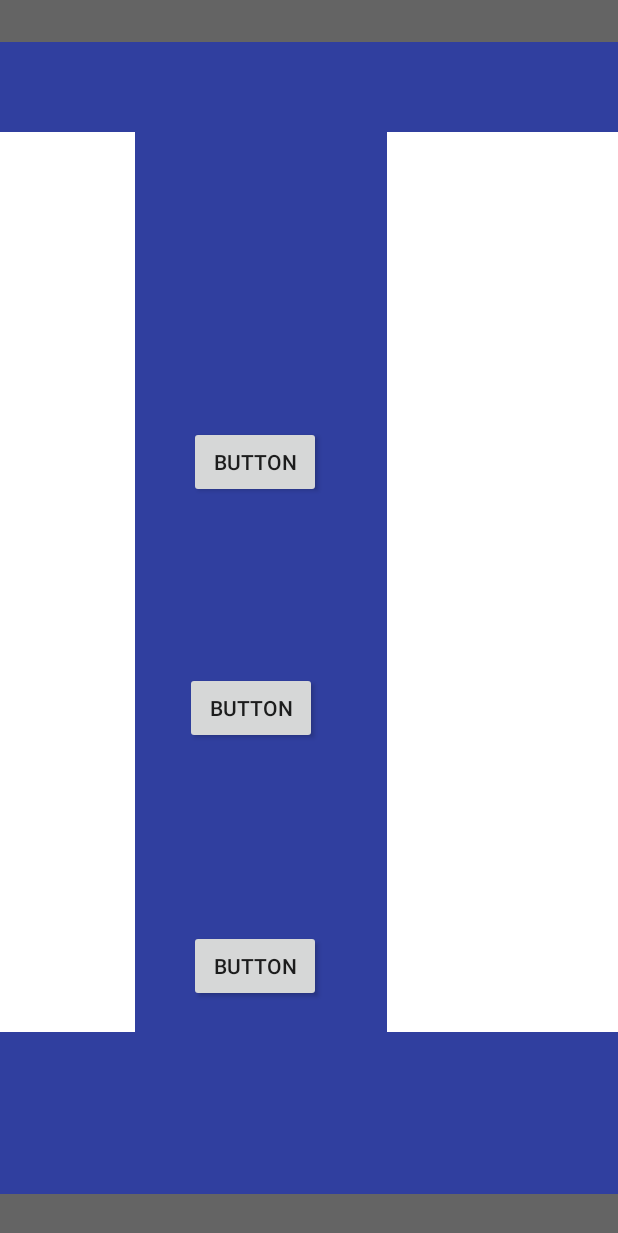
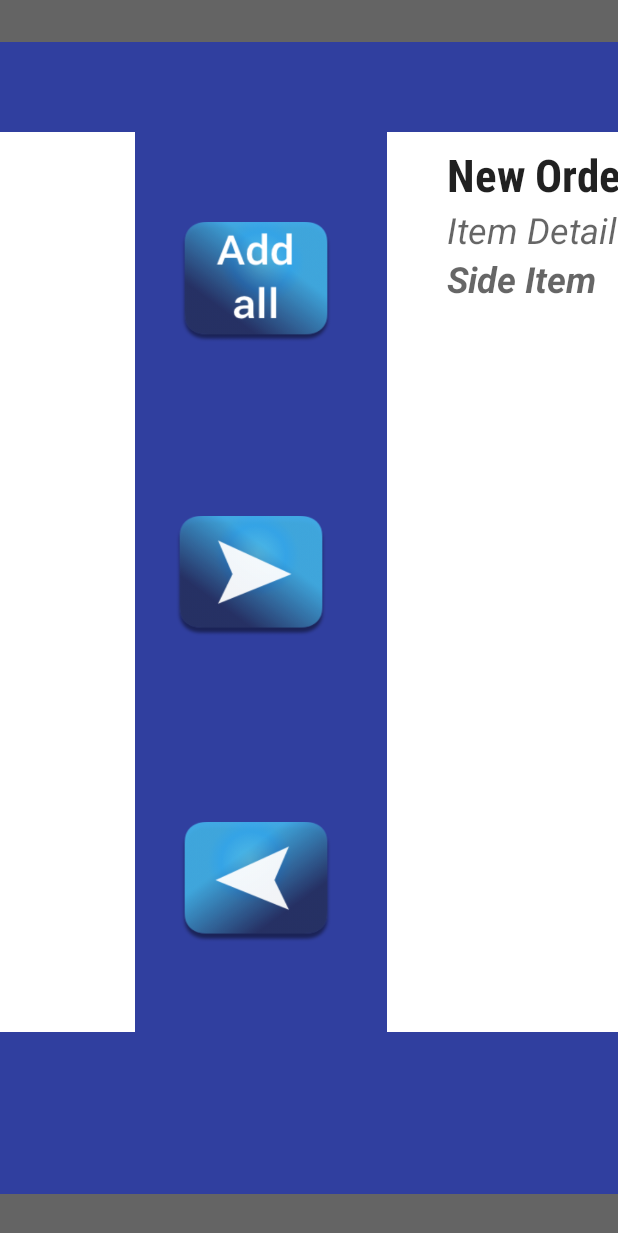
Before and after one commit to Qifan-Guo/BestWing_POS, an Android app: the fragment PaymentFragment placed in its activity, on a phone screen of 412 x 824 dp. Shown: the top 1233 px of the screen. Run offline under Robolectric (Android 15) with nearby library versions, the phone set to English and light mode, and no system bars; our stand-ins replace data binding; 5 statements that could not run were skipped.

Commit message:
Payment Selectionlist and paymentlist exchange implemented

```diff
--- a/app/src/main/java/com/qifan/bestwing_pos/Fragments/PaymentFragment.java
+++ b/app/src/main/java/com/qifan/bestwing_pos/Fragments/PaymentFragment.java
@@ -1,6 +1,9 @@
 package com.qifan.bestwing_pos.Fragments;
 
 
+import android.arch.lifecycle.LiveData;
+import android.arch.lifecycle.MutableLiveData;
+import android.arch.lifecycle.Observer;
 import android.arch.lifecycle.ViewModelProviders;
 import android.os.Bundle;
 import android.support.annotation.Nullable;
@@ -11,18 +14,25 @@ import android.view.LayoutInflater;
 import android.view.View;
 import android.view.ViewGroup;
 
+import com.qifan.bestwing_pos.Model.Order;
 import com.qifan.bestwing_pos.R;
 import com.qifan.bestwing_pos.ReceiptListAdapter;
 import com.qifan.bestwing_pos.ViewModel.SharedViewModel;
 import com.qifan.bestwing_pos.databinding.FragmentPaymentBinding;
+
+import java.util.ArrayList;
+import java.util.List;
 
 /**
  * A simple {@link Fragment} subclass.
  */
 public class PaymentFragment extends DialogFragment {
     final int PAYMENT_VIEW_TYPE = 1;
+    final int PAID_VIEW_TYPE = 2;
+    private MutableLiveData<List<Order>> paymentList = new MutableLiveData<>();
 
-private FragmentPaymentBinding mBinding;
+    private FragmentPaymentBinding mBinding;
+
     public PaymentFragment() {
         // Required empty public constructor
     }
@@ -32,23 +42,47 @@ private FragmentPaymentBinding mBinding;
         super.onCreate(savedInstanceState);
 
 
-
     }
 
     @Override
     public View onCreateView(LayoutInflater inflater, ViewGroup container,
                              Bundle savedInstanceState) {
         SharedViewModel sharedViewModel = ViewModelProviders.of(getActivity()).get(SharedViewModel.class);
-        mBinding =FragmentPaymentBinding.inflate(inflater);
+        mBinding = FragmentPaymentBinding.inflate(inflater);
+
+        mBinding.setViewModel(sharedViewModel);
         mBinding.selectionList.setLayoutManager(new LinearLayoutManager(this.getContext()));
 
-        mBinding.selectionList.setAdapter(new ReceiptListAdapter(this.getContext(),sharedViewModel.getOrderList(),PAYMENT_VIEW_TYPE));
+        mBinding.selectionList.setAdapter(new ReceiptListAdapter(this.getContext(), sharedViewModel.getOrderList(), PAYMENT_VIEW_TYPE));
+
+
+        List initializeList = new ArrayList();
+        initializeList.add(new Order("New Order", 0.0));
+        paymentList.setValue(initializeList);
+        sharedViewModel.setPayOrderList(paymentList);
+
+        mBinding.paymentList.setLayoutManager(new LinearLayoutManager(this.getContext()));
+        mBinding.paymentList.setAdapter(new ReceiptListAdapter(this.getContext(),sharedViewModel.getPayOrderList(), PAID_VIEW_TYPE));
+
+        mBinding.getViewModel().getOrderList().observe(this, new Observer<List<Order>>() {
+            @Override
+            public void onChanged(@Nullable List<Order> orders) {
+                mBinding.selectionList.getAdapter().notifyDataSetChanged();
+            }
+        });
+
+        mBinding.getViewModel().getPayOrderList().observe(this, new Observer<List<Order>>() {
+            @Override
+            public void onChanged(@Nullable List<Order> orders) {
+                mBinding.paymentList.getAdapter().notifyDataSetChanged();
+            }
+        });
 
         return mBinding.getRoot();
     }
+
     @Override
-    public void onStart()
-    {
+    public void onStart() {
         super.onStart();
 
         // safety check
--- a/app/src/main/java/com/qifan/bestwing_pos/ReceiptListAdapter.java
+++ b/app/src/main/java/com/qifan/bestwing_pos/ReceiptListAdapter.java
@@ -23,9 +23,12 @@ import java.util.List;
 public class ReceiptListAdapter extends RecyclerView.Adapter<RecyclerView.ViewHolder> {
 
 
+    private LiveData<List<Order>> mPayList;
     private Context mContext;
     private LiveData<List<Order>> mOrderList;
     public static int CurrentPosition = 0;
+    public static int SelectionListCurrentPosition = 0;
+    public static int PayListCurrentPosition = 0;
     int mViewType = 0;
 
     public ReceiptListAdapter(Context context, LiveData<List<Order>> orders) {
@@ -33,9 +36,16 @@ public class ReceiptListAdapter extends RecyclerView.Adapter<RecyclerView.ViewHo
         mOrderList = orders;
     }
     public ReceiptListAdapter(Context context, LiveData<List<Order>> orders, int viewType) {
+        if(viewType == 1){
             mContext = context;
             mOrderList = orders;
             mViewType = viewType;
+        }else if(viewType == 2){
+            mContext = context;
+            mPayList = orders;
+            mViewType = viewType;
+        }
+
     }
 
 
@@ -44,7 +54,8 @@ public class ReceiptListAdapter extends RecyclerView.Adapter<RecyclerView.ViewHo
     public RecyclerView.ViewHolder onCreateViewHolder(@NonNull ViewGroup viewGroup, int i) {
         switch (mViewType){
 
-            case 1:
+            case 1 :
+            case 2 :
                 PaymentItemBinding paymentItemBinding = DataBindingUtil.inflate(LayoutInflater.from(mContext),
                         R.layout.payment_item,viewGroup,false);
                 return new paymentItemHolder(paymentItemBinding.getRoot());
@@ -58,14 +69,30 @@ public class ReceiptListAdapter extends RecyclerView.Adapter<RecyclerView.ViewHo
 
     @Override
     public void onBindViewHolder(@NonNull RecyclerView.ViewHolder viewHolder, int i) {
+
+
         switch (mViewType){
             case 1:
-                itemHolder itemHolder = (ReceiptListAdapter.itemHolder) viewHolder;
                 Order order = mOrderList.getValue().get(i);
-                itemHolder.mBinding.setOrder(order);
+                paymentItemHolder paymentItemHolder=(paymentItemHolder) viewHolder;
+                paymentItemHolder.mBinding.setOrder(order);
+                paymentItemHolder.mBinding.executePendingBindings();
+                makeListItemSelectable(paymentItemHolder,i,"payment");
+                break;
+            case 2:
+                Order payOrder = mPayList.getValue().get(i);
+                paymentItemHolder paidItemHolder=(paymentItemHolder) viewHolder;
+                paidItemHolder.mBinding.setOrder(payOrder);
+                paidItemHolder.mBinding.executePendingBindings();
+                makeListItemSelectable(paidItemHolder,i,"pay");
+                break;
+                default:
+                    Order mOrder = mOrderList.getValue().get(i);
+                    itemHolder itemHolder = (itemHolder) viewHolder;
+                    itemHolder.mBinding.setOrder(mOrder);
                     itemHolder.mBinding.setViewModel(ViewModelProviders.of((FragmentActivity) mContext).get(SharedViewModel.class));
                     itemHolder.mBinding.executePendingBindings();
-                makeListItemSelectable(itemHolder, i);
+                    makeListItemSelectable(itemHolder, i,"default");
                     DeleteItem(itemHolder, i);
                     DuplicateItem(itemHolder, i);
 
@@ -102,27 +129,17 @@ public class ReceiptListAdapter extends RecyclerView.Adapter<RecyclerView.ViewHo
         });
     }
 
-    private void makeListItemSelectable(@NonNull final itemHolder itemHolder, final int i) {
-        itemHolder.mBinding.itemBox.setOnClickListener(new View.OnClickListener() {
-            @Override
-            public void onClick(View view) {
-                //Make Item in RecyclerView Selectable, Single Selection
-                CurrentPosition = i;
-                for (Order order : mOrderList.getValue()) {
-                    order.setSelect(false);
-                }
-                mOrderList.getValue().get(CurrentPosition).setSelect(true);
 
-                Log.d("position", "onClick " + CurrentPosition);
-                notifyDataSetChanged();
-
-            }
-        });
-    }
 
     @Override
     public int getItemCount() {
-        if (mOrderList.getValue() != null) {
+        if(mViewType == 2){
+            if(mPayList != null){
+                return mPayList.getValue().size();
+            }else{
+                return 0;
+            }
+        }else if (mOrderList.getValue() != null) {
             return mOrderList.getValue().size();
         } else {
             return 0;
@@ -147,5 +164,62 @@ public class ReceiptListAdapter extends RecyclerView.Adapter<RecyclerView.ViewHo
             mBinding = DataBindingUtil.bind(itemView);
         }
     }
+    private void makeListItemSelectable(@NonNull final RecyclerView.ViewHolder viewHolder, final int i,String check) {
+        if(check == "default"){
+            itemHolder itemHolder =(itemHolder) viewHolder;
+            itemHolder.mBinding.itemBox.setOnClickListener(new View.OnClickListener() {
+                @Override
+                public void onClick(View view) {
+                    //Make Item in RecyclerView Selectable, Single Selection
+                    CurrentPosition = i;
+                    for (Order order : mOrderList.getValue()) {
+                        order.setSelect(false);
+                    }
+                    mOrderList.getValue().get(CurrentPosition).setSelect(true);
+
+                    notifyDataSetChanged();
 
                 }
+            });
+        }else if(check =="pay"){
+            paymentItemHolder paymentItemHolder = (paymentItemHolder) viewHolder;
+            paymentItemHolder.mBinding.itemBox.setOnClickListener(new View.OnClickListener() {
+                @Override
+                public void onClick(View view) {
+                    //Make Item in RecyclerView Selectable, Single Selection
+                    PayListCurrentPosition = i;
+                    for (Order order : mPayList.getValue()) {
+                        order.setSelect(false);
+                    }
+                   mPayList.getValue().get(PayListCurrentPosition).setSelect(true);
+
+                    notifyDataSetChanged();
+
+                }
+            });
+
+
+        } else
+            {
+            paymentItemHolder paymentItemHolder = (paymentItemHolder) viewHolder;
+            paymentItemHolder.mBinding.itemBox.setOnClickListener(new View.OnClickListener() {
+                @Override
+                public void onClick(View view) {
+                    //Make Item in RecyclerView Selectable, Single Selection
+                    SelectionListCurrentPosition = i;
+                    for (Order order : mOrderList.getValue()) {
+                        order.setSelect(false);
+                    }
+
+
+                    mOrderList.getValue().get(SelectionListCurrentPosition).setSelect(true);
+
+                    notifyDataSetChanged();
+
+                }
+            });
+        }
+
+    }
+
+}
--- a/app/src/main/res/layout/fragment_payment.xml
+++ b/app/src/main/res/layout/fragment_payment.xml
@@ -3,11 +3,38 @@
 <layout xmlns:android="http://schemas.android.com/apk/res/android"
     xmlns:app="http://schemas.android.com/apk/res-auto"
     xmlns:tools="http://schemas.android.com/tools">
+    <data>
+        <variable
+            name="viewModel"
+            type="com.qifan.bestwing_pos.ViewModel.SharedViewModel"/>
+    </data>
 
     <android.support.constraint.ConstraintLayout
         android:layout_width="match_parent"
         android:layout_height="match_parent"
         android:background="@color/colorPrimaryDark">
+
+
+        <LinearLayout
+            android:background="@android:color/white"
+            android:id="@+id/linearLayout2"
+            android:layout_width="400dp"
+            android:layout_height="600dp"
+            android:layout_marginBottom="8dp"
+            android:layout_marginStart="268dp"
+            android:layout_marginTop="8dp"
+            app:layout_constraintBottom_toBottomOf="parent"
+            app:layout_constraintStart_toStartOf="parent"
+            app:layout_constraintTop_toTopOf="parent"
+            app:layout_constraintVertical_bias="0.342">
+
+            <android.support.v7.widget.RecyclerView
+                android:id="@+id/selection_list"
+
+                android:layout_width="match_parent"
+                android:layout_height="match_parent"></android.support.v7.widget.RecyclerView>
+        </LinearLayout>
+
 
         <LinearLayout
             android:background="@android:color/white"
@@ -23,80 +50,67 @@
             app:layout_constraintVertical_bias="0.342">
 
             <android.support.v7.widget.RecyclerView
-                android:id="@+id/selection_list"
-                android:layout_width="match_parent"
-                android:layout_height="match_parent"></android.support.v7.widget.RecyclerView>
-        </LinearLayout>
-
-        <LinearLayout
-            android:background="@android:color/white"
-            android:id="@+id/linearLayout2"
-            android:layout_width="400dp"
-            android:layout_height="600dp"
-            android:layout_marginBottom="8dp"
-            android:layout_marginStart="268dp"
-            android:layout_marginTop="8dp"
-            app:layout_constraintBottom_toBottomOf="parent"
-            app:layout_constraintStart_toStartOf="parent"
-            app:layout_constraintTop_toTopOf="parent"
-            app:layout_constraintVertical_bias="0.342">
-
-            <android.support.v7.widget.RecyclerView
                 android:id="@+id/payment_list"
                 android:layout_width="match_parent"
                 android:layout_height="match_parent"></android.support.v7.widget.RecyclerView>
         </LinearLayout>
 
         <Button
-            android:id="@+id/button"
-            android:layout_width="wrap_content"
-            android:layout_height="wrap_content"
+            android:id="@+id/addAllButton"
+            android:layout_width="100dp"
+            android:layout_height="80dp"
             android:layout_marginEnd="8dp"
             android:layout_marginStart="8dp"
-            android:layout_marginTop="256dp"
-            android:text="Button"
+            android:layout_marginTop="120dp"
+            android:onClick="@{() -> viewModel.addAll()}"
+            android:background="@drawable/add_all_button"
             app:layout_constraintEnd_toStartOf="@+id/linearLayout3"
-            app:layout_constraintHorizontal_bias="0.438"
+            app:layout_constraintHorizontal_bias="0.433"
             app:layout_constraintStart_toEndOf="@+id/linearLayout2"
             app:layout_constraintTop_toTopOf="parent" />
 
         <Button
-            android:id="@+id/button2"
-            android:layout_width="wrap_content"
-            android:layout_height="wrap_content"
+            android:id="@+id/addRight"
+            android:background="@drawable/right_arrow"
+            android:layout_width="100dp"
+            android:layout_height="80dp"
             android:layout_marginEnd="8dp"
             android:layout_marginTop="116dp"
-            android:text="Button"
+            android:onClick="@{() ->viewModel.addToRightList()}"
             app:layout_constraintEnd_toStartOf="@+id/linearLayout3"
             app:layout_constraintHorizontal_bias="0.459"
             app:layout_constraintStart_toEndOf="@+id/linearLayout2"
-            app:layout_constraintTop_toBottomOf="@+id/button" />
+            app:layout_constraintTop_toBottomOf="@+id/addAllButton" />
 
         <Button
-            android:id="@+id/button3"
-            android:layout_width="wrap_content"
-            android:layout_height="wrap_content"
+            android:id="@+id/addLeft"
+            android:background="@drawable/left_arrow"
+            android:layout_width="100dp"
+            android:layout_height="80dp"
             android:layout_marginEnd="8dp"
             android:layout_marginStart="8dp"
+            android:onClick="@{() ->viewModel.addToLeftList()}"
             android:layout_marginTop="124dp"
-            android:text="Button"
             app:layout_constraintEnd_toStartOf="@+id/linearLayout3"
             app:layout_constraintHorizontal_bias="0.438"
             app:layout_constraintStart_toEndOf="@+id/linearLayout2"
-            app:layout_constraintTop_toBottomOf="@+id/button2" />
+            app:layout_constraintTop_toBottomOf="@+id/addRight" />
 
         <Button
-            android:id="@+id/button4"
-            android:layout_width="wrap_content"
-            android:layout_height="wrap_content"
+            android:id="@+id/makePayment"
+            android:layout_width="120dp"
+            android:layout_height="66dp"
             android:layout_marginBottom="8dp"
-            android:layout_marginEnd="172dp"
+            android:layout_marginEnd="212dp"
             android:layout_marginTop="52dp"
-            android:text="Button"
+            android:background="@android:color/holo_red_light"
+            android:text="Pay"
+            android:textColor="@android:color/white"
+            android:textSize="50sp"
             app:layout_constraintBottom_toBottomOf="parent"
             app:layout_constraintEnd_toEndOf="parent"
             app:layout_constraintTop_toBottomOf="@+id/linearLayout3"
-            app:layout_constraintVertical_bias="0.416" />
+            app:layout_constraintVertical_bias="0.0" />
 
 
     </android.support.constraint.ConstraintLayout>
```
Also changed, not shown: app/src/main/java/com/qifan/bestwing_pos/ViewModel/SharedViewModel.java (+77 -8 lines), app/src/main/res/layout/payment_item.xml (+0 -15 lines), app/src/main/res/drawable/add_all_button.png (added), app/src/main/res/drawable/left_arrow.png (added), app/src/main/res/drawable/right_arrow.png (added). Lines whose indentation alone changed are shown as unchanged.
